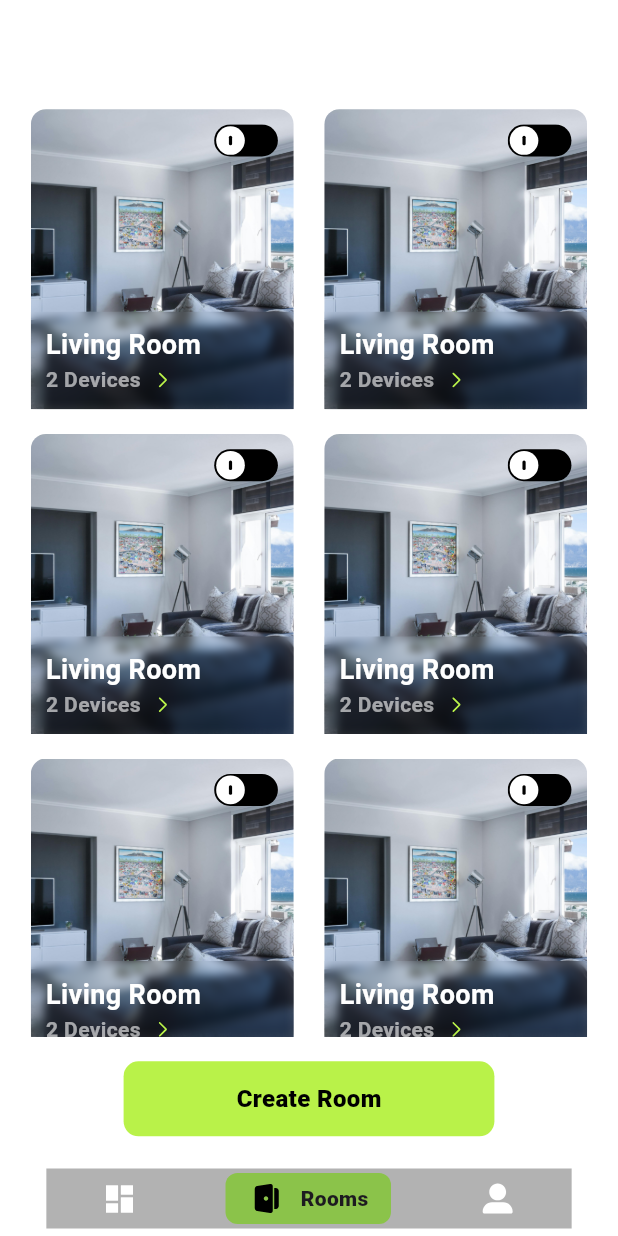
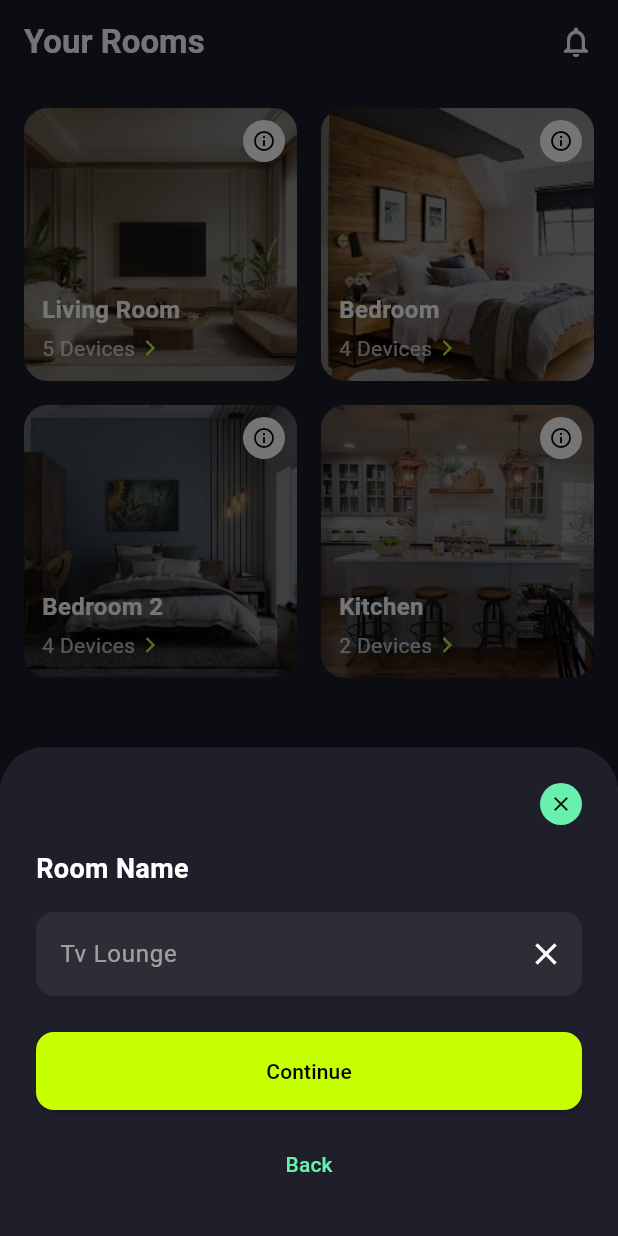
Before and after one commit to Tuyisenge2/Smart-Home-App, a Flutter app: the DashboardWithBottom screen opened by its route, item 2 of the bottom bar chosen, after a tap on "Create Room", on a phone screen of 412 x 824 dp. Run offline on Flutter 3.47's test engine with Material 3 defaults, Android fonts, the light colour scheme and no system bars; our stand-ins replace flutter_svg, go_router.

Commit message:
ft-myRooms

```diff
--- a/lib/main.dart
+++ b/lib/main.dart
@@ -22,6 +22,7 @@ class MyApp extends StatelessWidget {
 
   final GoRouter _router = GoRouter(
     routes: [
+      GoRoute(path: '/', builder: (context, state) => HeroSection()),
       GoRoute(path: '/', builder: (context, state) => HeroSection()),
       GoRoute(path: '/Login', builder: (context, state) => Login()),
       GoRoute(path: '/signup', builder: (context, state) => Signup()),
--- /dev/null
+++ b/lib/pages/Dashboard/Widgets/room_sheet.dart
@@ -0,0 +1,96 @@
+import 'package:flutter/material.dart';
+
+class AddRoomSheet extends StatelessWidget {
+  final void Function(String roomName)? onRoomAdded;
+
+  const AddRoomSheet({super.key, this.onRoomAdded});
+
+  @override
+  Widget build(BuildContext context) {
+    final TextEditingController controller = TextEditingController();
+
+    return Container(
+      padding: const EdgeInsets.all(24),
+      decoration: const BoxDecoration(
+        color: Color(0xFF1E1F2A),
+        borderRadius: BorderRadius.vertical(top: Radius.circular(30)),
+      ),
+      child: Column(
+        mainAxisSize: MainAxisSize.min,
+        crossAxisAlignment: CrossAxisAlignment.start,
+        children: [
+          // Close icon
+          Align(
+            alignment: Alignment.topRight,
+            child: GestureDetector(
+              onTap: () => Navigator.of(context).pop(),
+              child: const CircleAvatar(
+                radius: 14,
+                backgroundColor: Colors.greenAccent,
+                child: Icon(Icons.close, color: Colors.black, size: 16),
+              ),
+            ),
+          ),
+          const SizedBox(height: 16),
+
+          // Title
+          const Text(
+            'Room Name',
+            style: TextStyle(fontSize: 18, fontWeight: FontWeight.bold, color: Colors.white),
+          ),
+          const SizedBox(height: 16),
+
+          // Input field
+          TextField(
+            controller: controller,
+            style: const TextStyle(color: Colors.white),
+            decoration: InputDecoration(
+              hintText: 'Tv Lounge',
+              hintStyle: const TextStyle(color: Colors.white54),
+              filled: true,
+              fillColor: const Color(0xFF2C2D35),
+              border: OutlineInputBorder(
+                borderRadius: BorderRadius.circular(12),
+                borderSide: BorderSide.none,
+              ),
+              suffixIcon: IconButton(
+                icon: const Icon(Icons.clear, color: Colors.white),
+                onPressed: () => controller.clear(),
+              ),
+            ),
+          ),
+          const SizedBox(height: 24),
+
+          // Continue button
+          SizedBox(
+            width: double.infinity,
+            child: ElevatedButton(
+              style: ElevatedButton.styleFrom(
+                backgroundColor: Colors.limeAccent[400],
+                foregroundColor: Colors.black,
+                padding: const EdgeInsets.symmetric(vertical: 16),
+                shape: RoundedRectangleBorder(
+                  borderRadius: BorderRadius.circular(12),
+                ),
+              ),
+               onPressed: () {
+                Navigator.pop(context, controller.text);
+              },
+              child: const Text('Continue'),
+            ),
+          ),
+
+          const SizedBox(height: 12),
+
+          // Back button
+          Center(
+            child: TextButton(
+              onPressed: () => Navigator.pop(context),
+              child: const Text('Back', style: TextStyle(color: Colors.greenAccent)),
+            ),
+          )
+        ],
+      ),
+    );
+  }
+}
--- /dev/null
+++ b/lib/pages/Dashboard/Widgets/rooms_card.dart
@@ -0,0 +1,77 @@
+import 'package:flutter/material.dart';
+
+class RoomCard extends StatelessWidget {
+  final String imagePath;
+  final String title;
+  final int deviceCount;
+
+  const RoomCard({
+    super.key,
+    required this.imagePath,
+    required this.title,
+    required this.deviceCount,
+  });
+
+  @override
+  Widget build(BuildContext context) {
+    return Container(
+      decoration: BoxDecoration(
+        color: const Color(0xFF2A2D3E),
+        borderRadius: BorderRadius.circular(16),
+        image: DecorationImage(
+          image: AssetImage(imagePath),
+          fit: BoxFit.cover,
+          colorFilter: ColorFilter.mode(
+            Colors.black.withOpacity(0.4),
+            BlendMode.darken,
+          ),
+        ),
+      ),
+      child: Stack(
+        children: [
+          Positioned(
+            top: 8,
+            right: 8,
+            child: CircleAvatar(
+              backgroundColor: Colors.white,
+              radius: 14,
+              child: Icon(Icons.info_outline, size: 16, color: Colors.black),
+            ),
+          ),
+          Padding(
+            padding: const EdgeInsets.all(12.0),
+            child: Column(
+              mainAxisAlignment: MainAxisAlignment.end,
+              crossAxisAlignment: CrossAxisAlignment.start,
+              children: [
+                Text(
+                  title,
+                  style: const TextStyle(
+                    color: Colors.white,
+                    fontWeight: FontWeight.bold,
+                    fontSize: 16,
+                  ),
+                ),
+                const SizedBox(height: 4),
+                Row(
+                  children: [
+                    Text(
+                      '$deviceCount Device${deviceCount == 1 ? '' : 's'}',
+                      style: const TextStyle(color: Colors.white70),
+                    ),
+                    const SizedBox(width: 4),
+                    const Icon(
+                      Icons.arrow_forward_ios,
+                      size: 12,
+                      color: Color(0xFFBDFD44),
+                    ),
+                  ],
+                ),
+              ],
+            ),
+          ),
+        ],
+      ),
+    );
+  }
+}
--- /dev/null
+++ b/lib/pages/Dashboard/dash3.dart
@@ -0,0 +1,35 @@
+import 'package:flutter/material.dart';
+import 'package:new_app/pages/Dashboard/rooms_list.dart';
+
+class RoomsPage extends StatelessWidget {
+  const RoomsPage({super.key});
+
+  @override
+  Widget build(BuildContext context) {
+    return Scaffold(
+      backgroundColor: const Color(0xFF1B1D2A),
+      appBar: AppBar(
+        backgroundColor: const Color(0xFF1B1D2A),
+        elevation: 0,
+        title: const Text(
+          "Your Rooms",
+          style: TextStyle(
+            fontSize: 22,
+            color: Colors.white,
+            fontWeight: FontWeight.bold,
+          ),
+        ),
+        actions: const [
+          Padding(
+            padding: EdgeInsets.only(right: 16.0),
+            child: Icon(Icons.notifications_none, color: Colors.white),
+          ),
+        ],
+      ),
+      body: const Padding(
+        padding: EdgeInsets.all(16.0),
+        child: RoomList(),
+      ),
+    );
+  }
+}
--- a/lib/pages/Dashboard/dashboard.dart
+++ b/lib/pages/Dashboard/dashboard.dart
@@ -1,6 +1,7 @@
 import 'package:flutter/material.dart';
 import 'package:flutter_svg/svg.dart';
 import 'package:new_app/components/nav_bar.dart';
+import 'package:new_app/pages/Dashboard/dash3.dart';
 import 'package:new_app/pages/Dashboard/dash_menu.dart';
 import 'package:new_app/pages/Dashboard/dash_room.dart';
 import 'package:new_app/pages/Dashboard/dash_home.dart';
@@ -13,7 +14,8 @@ class DashboardWithBottom extends StatefulWidget {
 class _DashboardState extends State<DashboardWithBottom> {
   void init() {}
   int pageIndex = 0;
-  final pages = [DashHome(), DashRoom(), DashMenu()];
+  final pages = [DashHome(), RoomsPage(), DashMenu()];
+
   @override
   Widget build(BuildContext context) {
     return Scaffold(
--- /dev/null
+++ b/lib/pages/Dashboard/rooms_list.dart
@@ -0,0 +1,126 @@
+// room_list.dart
+
+import 'package:flutter/material.dart';
+import 'package:new_app/pages/Dashboard/Widgets/room_sheet.dart';
+import 'package:new_app/pages/Dashboard/Widgets/room_success.dart';
+import 'package:new_app/pages/Dashboard/Widgets/rooms_card.dart';
+import 'package:new_app/pages/Dashboard/Widgets/rooms_image.dart';
+
+// Room model
+class Room {
+  final String imagePath;
+  final String title;
+  final int deviceCount;
+
+  Room({
+    required this.imagePath,
+    required this.title,
+    required this.deviceCount,
+  });
+}
+
+// Room list widget
+class RoomList extends StatefulWidget {
+  const RoomList({super.key});
+
+  @override
+  State<RoomList> createState() => _RoomListState();
+}
+
+class _RoomListState extends State<RoomList> {
+  final List<Room> rooms = [
+    Room(imagePath: 'assets/images/livingroom.jpeg', title: 'Living Room', deviceCount: 5),
+    Room(imagePath: 'assets/images/bedroom.jpeg', title: 'Bedroom', deviceCount: 4),
+    Room(imagePath: 'assets/images/bedroom2.jpeg', title: 'Bedroom 2', deviceCount: 4),
+    Room(imagePath: 'assets/images/kitchen.jpg', title: 'Kitchen', deviceCount: 2),
+  ];
+
+  void _addRoom(Room room) {
+    setState(() {
+      rooms.add(room);
+    });
+  }
+
+  Future<void> _showAddRoomSheet(BuildContext context) async {
+    final roomName = await showModalBottomSheet(
+  context: context,
+  isScrollControlled: true,
+  backgroundColor: Colors.transparent,
+  builder: (context) => const AddRoomSheet(),
+);
+
+
+    if (roomName != null && roomName.isNotEmpty) {
+      final imagePath = await showModalBottomSheet<String>(
+        context: context,
+        isScrollControlled: true,
+        backgroundColor: Colors.transparent,
+        builder: (context) => const SelectRoomImageSheet(),
+      );
+
+      if (imagePath != null && imagePath.isNotEmpty) {
+        final newRoom = Room(imagePath: imagePath, title: roomName, deviceCount: 0);
+        _addRoom(newRoom);
+
+        await showModalBottomSheet(
+          context: context,
+          isScrollControlled: true,
+          backgroundColor: Colors.transparent,
+          builder: (context) => RoomSuccessSheet(roomName: roomName),
+        );
+
+        ScaffoldMessenger.of(context).showSnackBar(
+          SnackBar(content: Text('Room "$roomName" created!')),
+        );
+      }
+    }
+  }
+
+  @override
+  Widget build(BuildContext context) {
+    return Column(
+      children: [
+        // Grid of Rooms
+        Expanded(
+          child: GridView.builder(
+            itemCount: rooms.length,
+            gridDelegate: const SliverGridDelegateWithFixedCrossAxisCount(
+              crossAxisCount: 2,
+              mainAxisSpacing: 16,
+              crossAxisSpacing: 16,
+            ),
+            itemBuilder: (context, index) {
+              final room = rooms[index];
+              return RoomCard(
+                imagePath: room.imagePath,
+                title: room.title,
+                deviceCount: room.deviceCount,
+              );
+            },
+          ),
+        ),
+
+        const SizedBox(height: 20),
+
+        // Create Room Button
+        SizedBox(
+          width: double.infinity,
+          child: ElevatedButton(
+            onPressed: () => _showAddRoomSheet(context),
+            style: ElevatedButton.styleFrom(
+              backgroundColor: const Color(0xFFBDFD44),
+              foregroundColor: Colors.black,
+              shape: RoundedRectangleBorder(
+                borderRadius: BorderRadius.circular(12),
+              ),
+              padding: const EdgeInsets.symmetric(vertical: 16),
+            ),
+            child: const Text('Create Room'),
+          ),
+        ),
+
+        const SizedBox(height: 20),
+      ],
+    );
+  }
+}
```
Also changed, not shown: lib/pages/Dashboard/Widgets/room_success.dart (added, +62 -0 lines), lib/pages/Dashboard/Widgets/rooms_image.dart (added, +126 -0 lines), assets/images/bedroom.jpeg (added), assets/images/bedroom2.jpeg (added), assets/images/kitchen.jpeg (added), assets/images/livingroom.jpeg (added).
